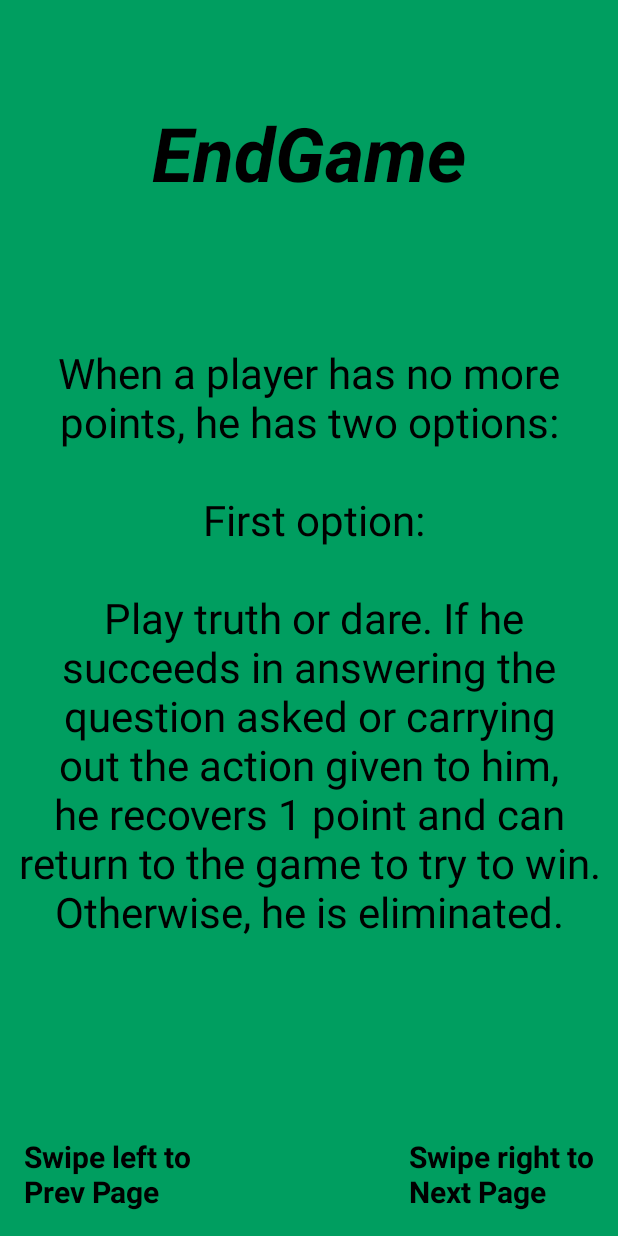
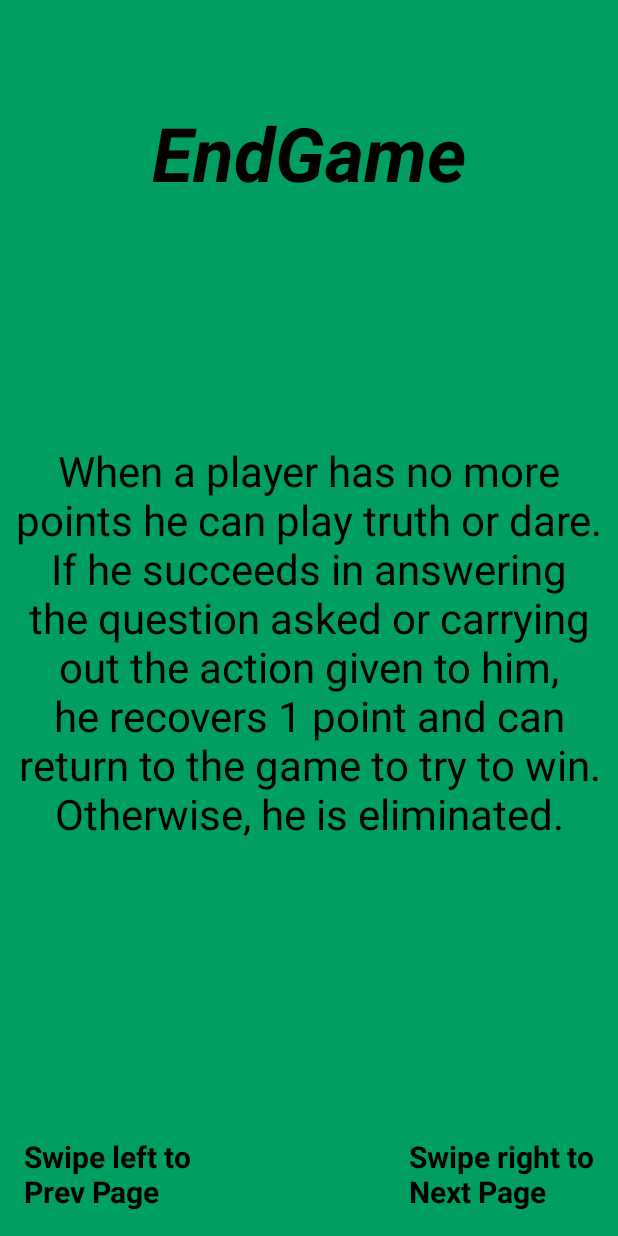
Before and after one commit to talmi2/TheMexicanGame, an Android app: the layout endgame.xml on its own in the app's theme, with its tools: preview values and no code run, on a phone screen of 412 x 824 dp. Run offline under Robolectric (Android 15) with nearby library versions, the phone set to English and light mode, and no system bars.

Commit message:
commit 19th
Arrangement of the code

Co-Authored-By: ilanma2906 <75073457+ilanma2906@users.noreply.github.com>

```diff
--- a/app/src/main/res/layout/activity_main.xml
+++ b/app/src/main/res/layout/activity_main.xml
@@ -16,7 +16,7 @@
         android:layout_width="wrap_content"
         android:layout_height="wrap_content"
         android:padding="8dp"
-        android:text="Welcome To The Mexican Game !"
+        android:text="Welcome to The Mexican Game !"
         android:textSize="23dp"
         android:layout_gravity="center_horizontal"
         android:layout_marginTop="60dp"
--- a/app/src/main/res/layout/endgame.xml
+++ b/app/src/main/res/layout/endgame.xml
@@ -22,8 +22,7 @@
     <TextView
         android:layout_width="wrap_content"
         android:layout_height="wrap_content"
-        android:text="\nWhen a player has no more points, he has two options:\n\n
-	First option: \n\n Play truth or dare. If he succeeds in answering the question asked
+        android:text="\nWhen a player has no more points he can play truth or dare. If he succeeds in answering the question asked
 or carrying out the action given to him, he recovers 1 point and
 can return to the game to try to win. Otherwise, he is eliminated."
         android:layout_gravity="center"
--- a/app/src/main/res/layout/truth_or_dare.xml
+++ b/app/src/main/res/layout/truth_or_dare.xml
@@ -44,7 +44,6 @@
             android:padding="16dp"
             android:text="Dare"
             android:background="@drawable/round_red"
-            android:textColor="@android:color/white"
             />
 
     </LinearLayout>
@@ -77,7 +76,6 @@
             android:padding="16dp"
             android:text="I didn't do it"
             android:background="@drawable/round_red"
-            android:textColor="@android:color/white"
 
             />
 
```
Also changed, not shown: app/src/main/java/DataBase/DBHandler.java (+0 -29 lines), app/src/main/java/fr/delcey/mexicangame/Game.java (+14 -31 lines), app/src/main/java/fr/delcey/mexicangame/MainActivity.java (+1 -8 lines), app/src/main/res/layout/activity_game.xml (+6 -7 lines).
